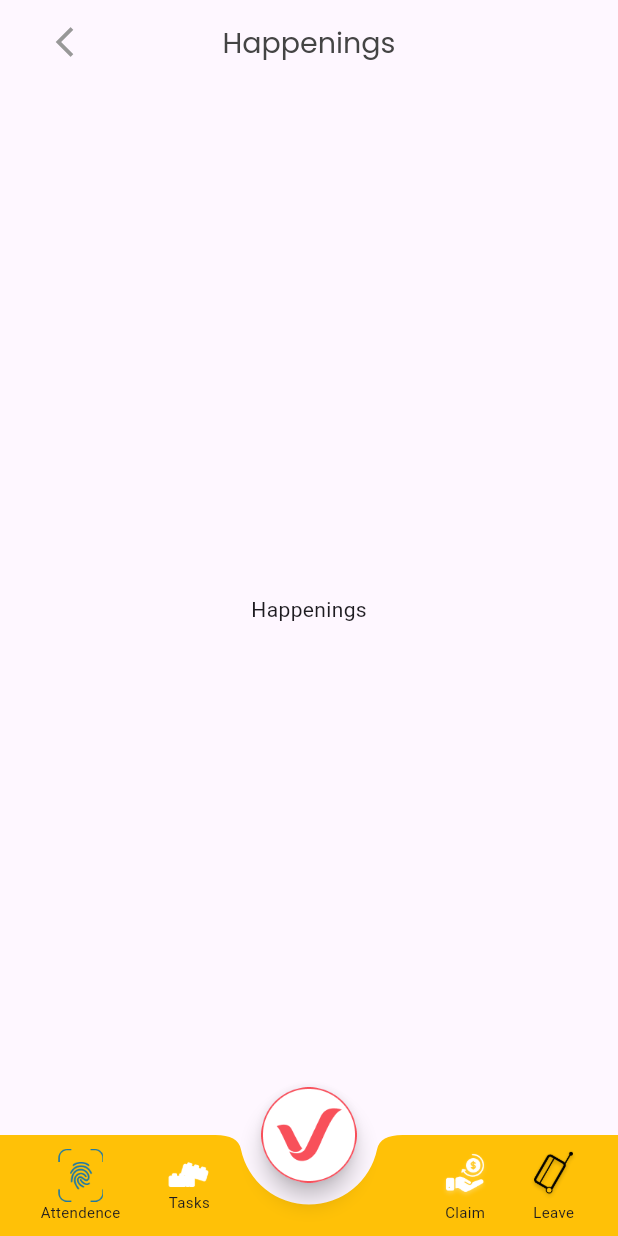
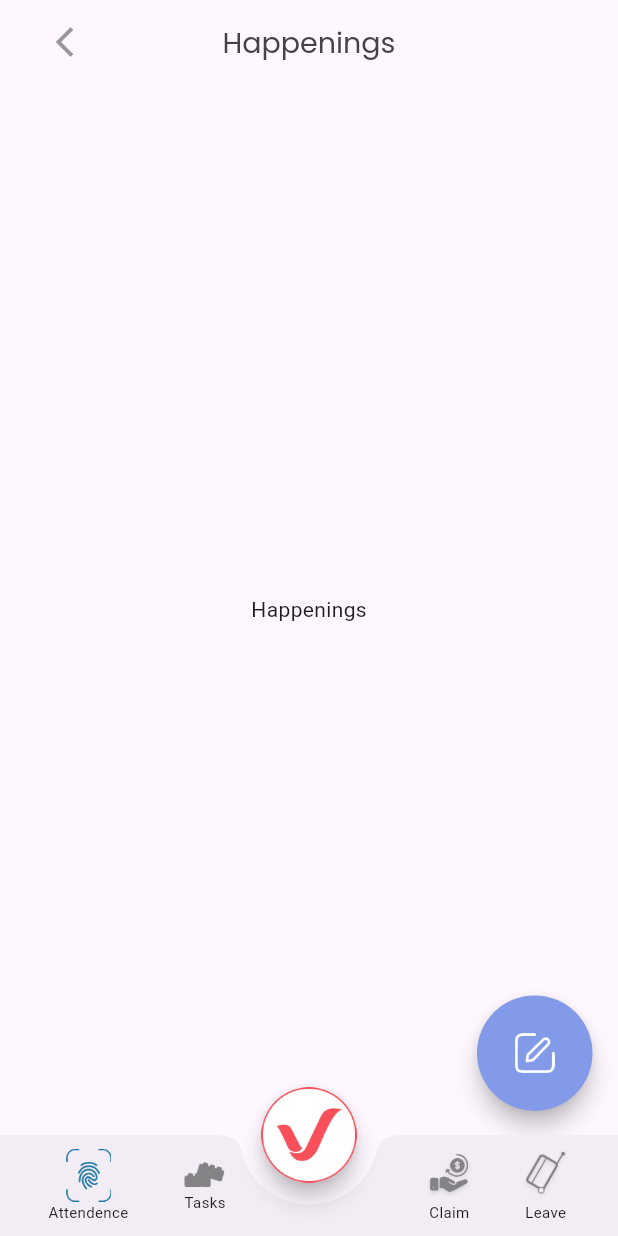
Before and after one commit to devzaq/Students-App, a Flutter app: the screen it shows after launch, on a phone screen of 412 x 824 dp. Run offline on Flutter 3.47's test engine with Material 3 defaults, Android fonts, the phone set to English and light mode, and no system bars; our stand-ins replace flutter_screenutil.

Commit message:
floating action button

```diff
--- a/lib/screens/happenings_screen.dart
+++ b/lib/screens/happenings_screen.dart
@@ -1,5 +1,6 @@
 import 'package:createnew/widgets/custom_appbar_widget.dart';
 import 'package:flutter/material.dart';
+import 'package:flutter_screenutil/flutter_screenutil.dart';
 
 class HappeningsScreen extends StatefulWidget {
   const HappeningsScreen({super.key});
@@ -11,12 +12,21 @@ class HappeningsScreen extends StatefulWidget {
 class _HappeningsScreenState extends State<HappeningsScreen> {
   @override
   Widget build(BuildContext context) {
-    return const Scaffold(
-      appBar: CustomAppbarWidget(
+    return Scaffold(
+      appBar: const CustomAppbarWidget(
         title: "Happenings",
       ),
-      body: SafeArea(
+      body: const SafeArea(
         child: Center(child: Text("Happenings")),
+      ),
+      floatingActionButton: SizedBox(
+        height: 77,
+        width: 79,
+        child: FloatingActionButton(
+            backgroundColor: const Color(0xff839AE8),
+            shape: const CircleBorder(),
+            onPressed: () {},
+            child: Image.asset(width: 27.r, height: 27.r, "assets/note.png")),
       ),
     );
   }
--- a/lib/widgets/bottom_bar.dart
+++ b/lib/widgets/bottom_bar.dart
@@ -20,7 +20,7 @@ class _CustomBottomBarState extends State<CustomBottomBar> {
     return SafeArea(
       child: BottomAppBar(
         padding: EdgeInsets.zero,
-        color: Colors.amber,
+        // color: Colors.amber,
         height: 69.h,
         shape: const CircularNotchedRectangle(),
         notchMargin: 15.r,
@@ -42,7 +42,7 @@ class _CustomBottomBarState extends State<CustomBottomBar> {
                     "assets/Attendance.png",
                     color: 0 == currentIndex
                         ? const Color(0xff1F79A4)
-                        : Colors.black,
+                        : Colors.black45,
                   ),
                   const Text(
                     "Attendence",
@@ -65,7 +65,7 @@ class _CustomBottomBarState extends State<CustomBottomBar> {
                     "assets/Project.png",
                     color: 1 == currentIndex
                         ? const Color(0xff1F79A4)
-                        : Colors.white,
+                        : Colors.black45,
                   ),
                   const Text(
                     "Tasks",
@@ -74,7 +74,7 @@ class _CustomBottomBarState extends State<CustomBottomBar> {
                 ],
               ),
             ),
-            SizedBox(width: 90.w),
+            SizedBox(width: 60.w),
             InkWell(
               onTap: () {
                 currentIndex = 3;
@@ -89,7 +89,7 @@ class _CustomBottomBarState extends State<CustomBottomBar> {
                     "assets/Expenses.png",
                     color: 3 == currentIndex
                         ? const Color(0xff1F79A4)
-                        : Colors.white,
+                        : Colors.black45,
                   ),
                   const Text(
                     "Claim",
@@ -112,7 +112,7 @@ class _CustomBottomBarState extends State<CustomBottomBar> {
                     "assets/Leave.png",
                     color: 4 == currentIndex
                         ? const Color(0xff1F79A4)
-                        : Colors.black,
+                        : Colors.black45,
                   ),
                   const Text(
                     "Leave",
```
Also changed, not shown: lib/screens/tasks_screen.dart (+22 -0 lines), assets/note.png (added).
